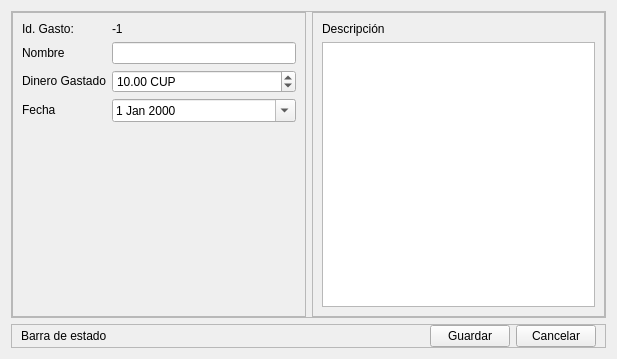
Qt form view/ui/expense_form.ui (R0land013/blue-pos) before a commit.
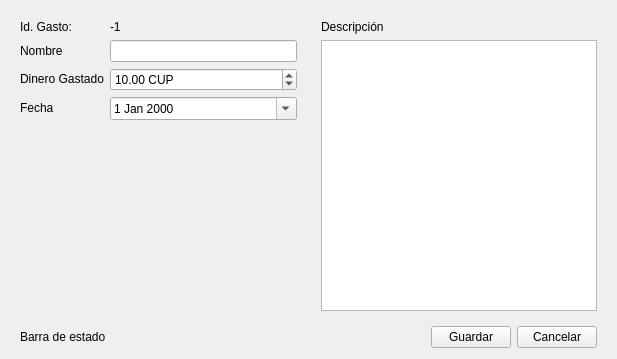
The same form after that commit.

Commit message:
Style: Se eliminaron los bordes de los frames de la app
	Los bordes se mostraban en Gnome, pero en windows no se mostraban.

What changed in the file:
```diff
--- a/view/ui/expense_form.ui
+++ b/view/ui/expense_form.ui
@@ -17,7 +17,7 @@
    <item>
     <widget class="QFrame" name="main_content_frame">
      <property name="frameShape">
-      <enum>QFrame::StyledPanel</enum>
+      <enum>QFrame::NoFrame</enum>
      </property>
      <property name="frameShadow">
       <enum>QFrame::Raised</enum>
@@ -38,7 +38,7 @@
       <item>
        <widget class="QFrame" name="frame_3">
         <property name="frameShape">
-         <enum>QFrame::StyledPanel</enum>
+         <enum>QFrame::NoFrame</enum>
         </property>
         <property name="frameShadow">
          <enum>QFrame::Raised</enum>
@@ -160,7 +160,7 @@
       <item>
        <widget class="QFrame" name="frame_4">
         <property name="frameShape">
-         <enum>QFrame::StyledPanel</enum>
+         <enum>QFrame::NoFrame</enum>
         </property>
         <property name="frameShadow">
          <enum>QFrame::Raised</enum>
@@ -185,7 +185,7 @@
    <item>
     <widget class="QFrame" name="frame">
      <property name="frameShape">
-      <enum>QFrame::StyledPanel</enum>
+      <enum>QFrame::NoFrame</enum>
      </property>
      <property name="frameShadow">
       <enum>QFrame::Raised</enum>
```
The commit also changes 20 other files.
